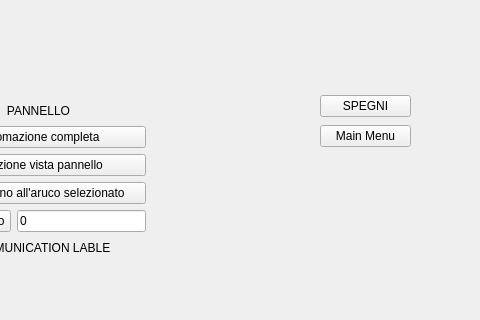
Old version of the form QT/screen_automazione.ui in the repository alma-x/ur3-control; both pictures show x 220 to 700 and y 0 to 320 of the 700 by 605 pixel window.
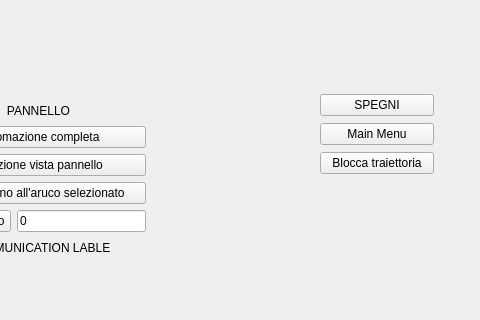
New version of the form.

Commit message: stop traiettoria

Patch:
```diff
--- a/QT/screen_automazione.ui
+++ b/QT/screen_automazione.ui
@@ -24,8 +24,8 @@
     <rect>
      <x>540</x>
      <y>93</y>
-     <width>91</width>
-     <height>58</height>
+     <width>114</width>
+     <height>83</height>
     </rect>
    </property>
    <layout class="QVBoxLayout" name="verticalLayout">
@@ -43,9 +43,16 @@
       </property>
      </widget>
     </item>
+    <item>
+     <widget class="QPushButton" name="pushButton_7">
+      <property name="text">
+       <string>Blocca traiettoria</string>
+      </property>
+     </widget>
+    </item>
    </layout>
   </widget>
-  <widget class="QWidget" name="">
+  <widget class="QWidget" name="layoutWidget">
    <property name="geometry">
     <rect>
      <x>151</x>
```
Left out of the diff: 37 changed lines with no effect on the pictures. The commit also changes 3 other files.
